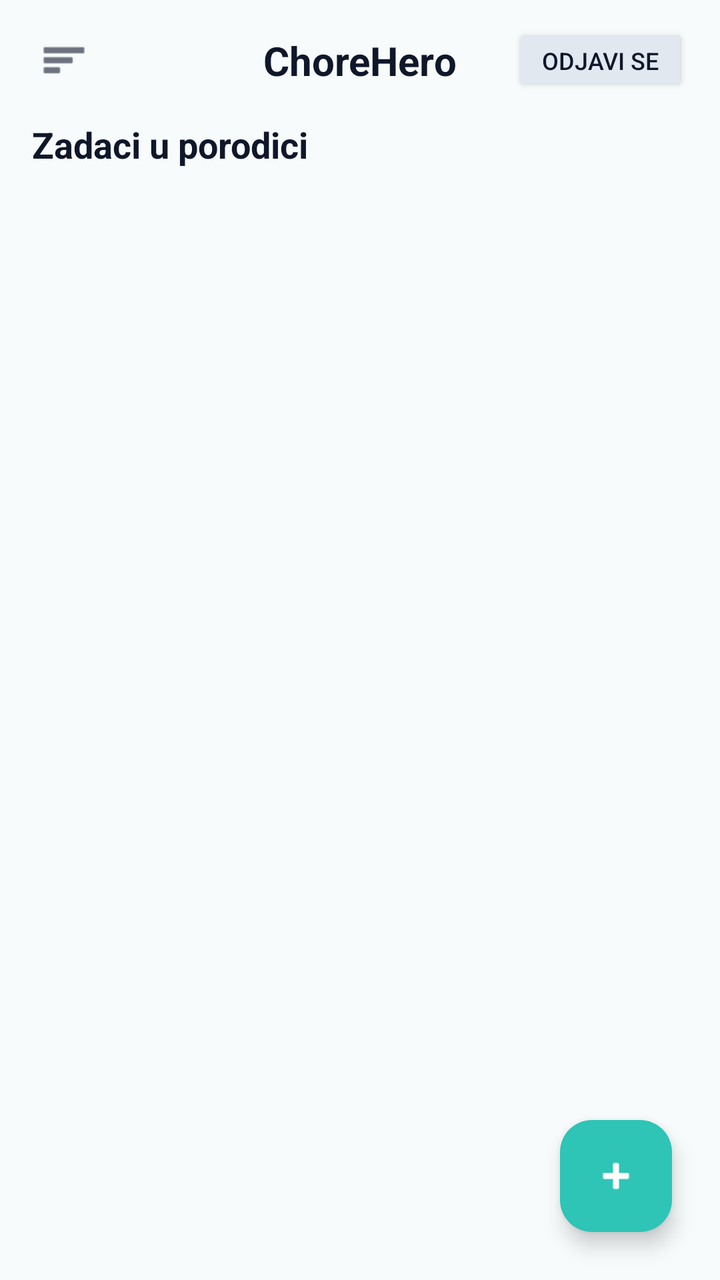
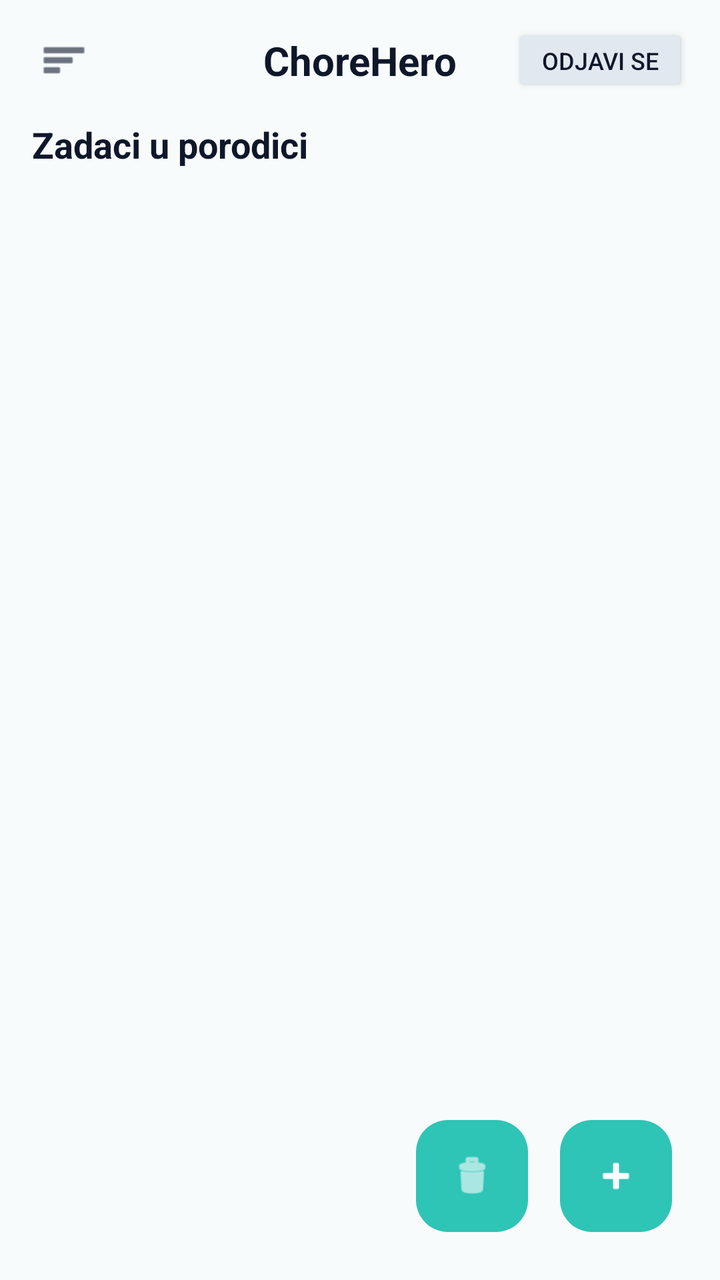

The first picture is an Android layout as it rendered before a commit; the second is the same layout after the commit. The layout source and the unified diff follow.
<!-- AndroidManifest.xml: application theme Theme.ChoreHero -->
<!-- res/layout/activity_parent_dashboard.xml -->
<?xml version="1.0" encoding="utf-8"?>
<androidx.drawerlayout.widget.DrawerLayout xmlns:android="http://schemas.android.com/apk/res/android"
    xmlns:app="http://schemas.android.com/apk/res-auto"
    android:id="@+id/drawerLayout"
    android:layout_width="match_parent"
    android:layout_height="match_parent"
    android:fitsSystemWindows="true"
    android:background="#F8FBFB">

    
    <androidx.coordinatorlayout.widget.CoordinatorLayout
        android:layout_width="match_parent"
        android:layout_height="match_parent"
        android:background="#F8FBFB">

        <LinearLayout
            android:layout_width="match_parent"
            android:layout_height="match_parent"
            android:orientation="vertical">

            
            <androidx.constraintlayout.widget.ConstraintLayout
                android:layout_width="match_parent"
                android:layout_height="wrap_content"
                android:paddingHorizontal="16dp"
                android:paddingTop="12dp"
                android:paddingBottom="12dp">

                
                <ImageView
                    android:id="@+id/btnMenu"
                    android:layout_width="32dp"
                    android:layout_height="32dp"
                    android:background="?attr/selectableItemBackgroundBorderless"
                    android:contentDescription="Meni"
                    android:padding="4dp"
                    android:src="@android:drawable/ic_menu_sort_by_size"
                    app:layout_constraintBottom_toBottomOf="parent"
                    app:layout_constraintStart_toStartOf="parent"
                    app:layout_constraintTop_toTopOf="parent"
                    app:tint="#0F172A" />

                
                <TextView
                    android:layout_width="wrap_content"
                    android:layout_height="wrap_content"
                    android:text="ChoreHero"
                    android:textColor="#0F172A"
                    android:textSize="20sp"
                    android:textStyle="bold"
                    app:layout_constraintBottom_toBottomOf="parent"
                    app:layout_constraintEnd_toEndOf="parent"
                    app:layout_constraintStart_toStartOf="parent"
                    app:layout_constraintTop_toTopOf="parent" />

                
                <Button
                    android:id="@+id/btnLogout"
                    android:layout_width="wrap_content"
                    android:layout_height="36dp"
                    android:backgroundTint="#E2E8F0"
                    android:text="Odjavi se"
                    android:textColor="#0F172A"
                    android:textSize="12sp"
                    app:layout_constraintBottom_toBottomOf="parent"
                    app:layout_constraintEnd_toEndOf="parent"
                    app:layout_constraintTop_toTopOf="parent" />

            </androidx.constraintlayout.widget.ConstraintLayout>

            
            <TextView
                android:layout_width="match_parent"
                android:layout_height="wrap_content"
                android:layout_marginStart="16dp"
                android:layout_marginEnd="16dp"
                android:layout_marginBottom="8dp"
                android:text="Zadaci u porodici"
                android:textColor="#0F172A"
                android:textSize="18sp"
                android:textStyle="bold" />

            
            <androidx.recyclerview.widget.RecyclerView
                android:id="@+id/rvTasks"
                android:layout_width="match_parent"
                android:layout_height="0dp"
                android:layout_weight="1"
                android:clipToPadding="false"
                android:paddingStart="16dp"
                android:paddingEnd="16dp"
                android:paddingBottom="80dp" />

        </LinearLayout>

        
        <com.google.android.material.floatingactionbutton.FloatingActionButton
            android:id="@+id/fabAddTask"
            android:layout_width="wrap_content"
            android:layout_height="wrap_content"
            android:layout_gravity="bottom|end"
            android:layout_margin="24dp"
            android:backgroundTint="#2EC4B6"
            android:contentDescription="Dodaj zadatak"
            android:src="@android:drawable/ic_input_add"
            app:tint="#FFFFFF" />

    </androidx.coordinatorlayout.widget.CoordinatorLayout>

    
    <LinearLayout
        android:layout_width="280dp"
        android:layout_height="match_parent"
        android:layout_gravity="start"
        android:background="#FFFFFF"
        android:orientation="vertical"
        android:paddingHorizontal="24dp"
        android:paddingTop="36dp">

        <TextView
            android:layout_width="match_parent"
            android:layout_height="wrap_content"
            android:layout_marginBottom="30dp"
            android:text="ChoreHero Meni"
            android:textColor="#2EC4B6"
            android:textSize="22sp"
            android:textStyle="bold" />

        <TextView
            android:id="@+id/menuWeekly"
            android:layout_width="match_parent"
            android:layout_height="wrap_content"
            android:background="?attr/selectableItemBackground"
            android:paddingVertical="14dp"
            android:text="📅 Sedmični pregled"
            android:textColor="#0F172A"
            android:textSize="16sp"
            android:textStyle="bold" />

        <View
            android:layout_width="match_parent"
            android:layout_height="1dp"
            android:background="#F1F5F9" />

        <TextView
            android:id="@+id/menuRewards"
            android:layout_width="match_parent"
            android:layout_height="wrap_content"
            android:background="?attr/selectableItemBackground"
            android:paddingVertical="14dp"
            android:text="🎁 Sistem nagrada"
            android:textColor="#0F172A"
            android:textSize="16sp"
            android:textStyle="bold" />

        <View
            android:layout_width="match_parent"
            android:layout_height="1dp"
            android:background="#F1F5F9" />

        <TextView
            android:id="@+id/menuStats"
            android:layout_width="match_parent"
            android:layout_height="wrap_content"
            android:background="?attr/selectableItemBackground"
            android:paddingVertical="14dp"
            android:text="📊 Statistika i grafikon"
            android:textColor="#0F172A"
            android:textSize="16sp"
            android:textStyle="bold" />

    </LinearLayout>

</androidx.drawerlayout.widget.DrawerLayout>
<!-- resources referenced by this layout -->
<resources>
  <style name="Theme.ChoreHero" parent="Theme.Material3.DayNight.NoActionBar">
          
          <item name="android:statusBarColor">#F8FBFB</item>
          <item name="android:windowLightStatusBar">true</item>
      </style>
</resources>

<!-- the commit's change to res/layout/activity_parent_dashboard.xml (unified diff, before → after) -->
@@ -94,16 +94,41 @@
         </LinearLayout>
 
         
-        <com.google.android.material.floatingactionbutton.FloatingActionButton
-            android:id="@+id/fabAddTask"
+        <LinearLayout
             android:layout_width="wrap_content"
             android:layout_height="wrap_content"
             android:layout_gravity="bottom|end"
             android:layout_margin="24dp"
-            android:backgroundTint="#2EC4B6"
-            android:contentDescription="Dodaj zadatak"
-            android:src="@android:drawable/ic_input_add"
-            app:tint="#FFFFFF" />
+            android:orientation="horizontal"
+            android:gravity="center_vertical">
+
+            
+            <com.google.android.material.floatingactionbutton.FloatingActionButton
+                android:id="@+id/fabDeleteAllTasks"
+                android:layout_width="wrap_content"
+                android:layout_height="wrap_content"
+                android:layout_marginEnd="16dp"
+                android:backgroundTint="#2EC4B6"
+                android:contentDescription="Obriši sve zadatke"
+                android:src="@android:drawable/ic_menu_delete"
+                app:tint="#FFFFFF"
+                app:fabSize="mini"
+                app:elevation="0dp"
+                app:pressedTranslationZ="0dp" />
+
+            
+            <com.google.android.material.floatingactionbutton.FloatingActionButton
+                android:id="@+id/fabAddTask"
+                android:layout_width="wrap_content"
+                android:layout_height="wrap_content"
+                android:backgroundTint="#2EC4B6"
+                android:contentDescription="Dodaj zadatak"
+                android:src="@android:drawable/ic_input_add"
+                app:tint="#FFFFFF"
+                app:elevation="0dp"
+                app:pressedTranslationZ="0dp" />
+
+        </LinearLayout>
 
     </androidx.coordinatorlayout.widget.CoordinatorLayout>
 
